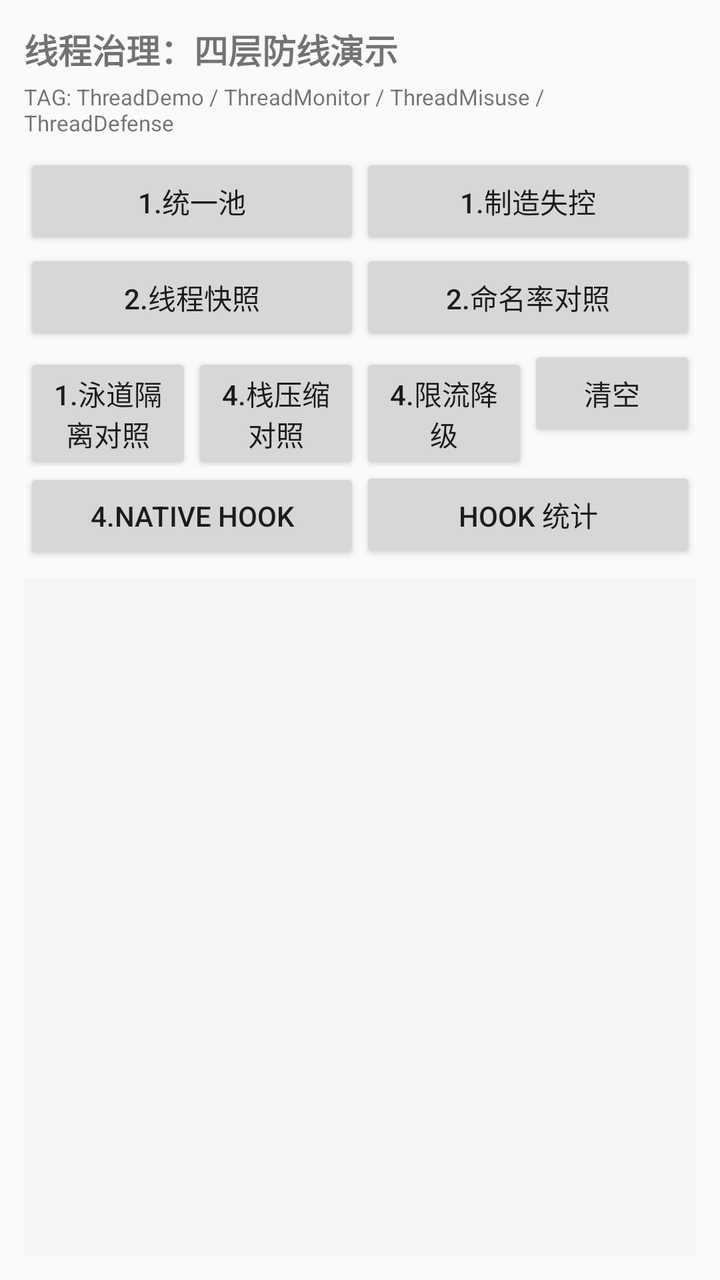
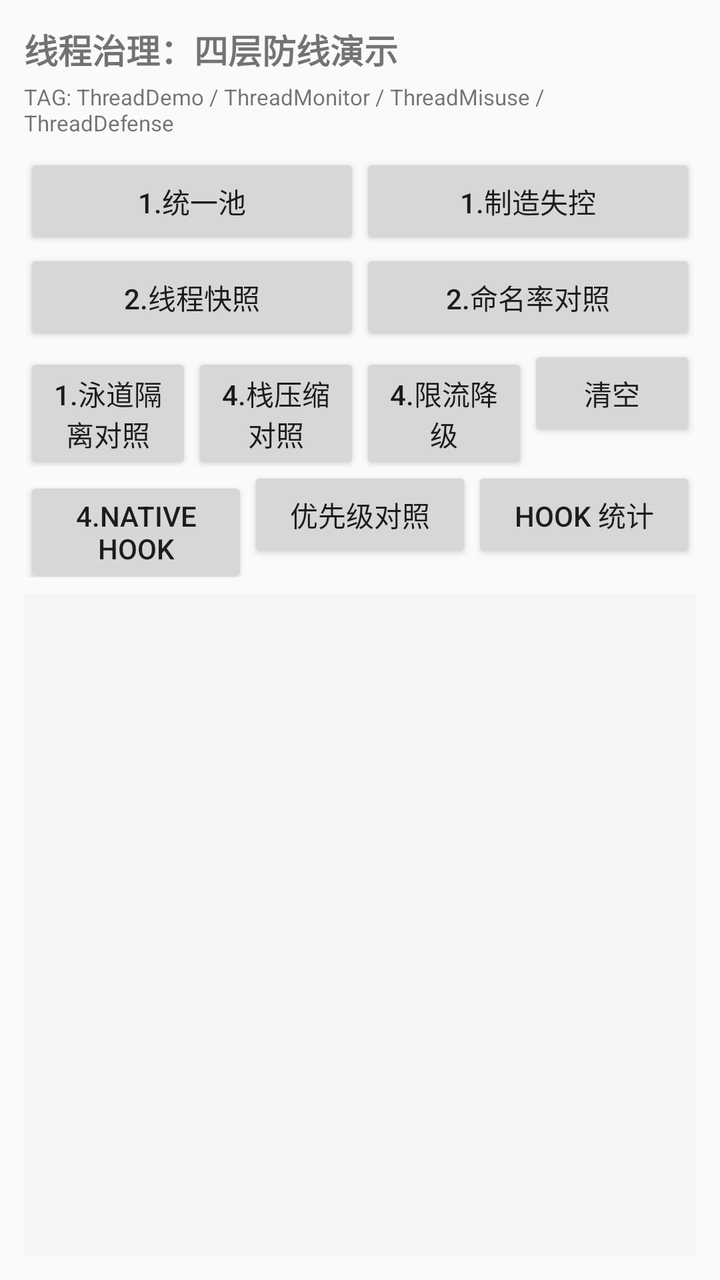

Screens rendered from an Android XML layout before and after an edit, with the pre-edit source and the edit as a unified diff.
<!-- AndroidManifest.xml: activity theme Theme.MyApplication.AppCompat -->
<!-- res/layout/activity_thread_governance.xml -->
<?xml version="1.0" encoding="utf-8"?>
<LinearLayout xmlns:android="http://schemas.android.com/apk/res/android"
    android:layout_width="match_parent"
    android:layout_height="match_parent"
    android:orientation="vertical"
    android:padding="12dp">

    <TextView
        android:layout_width="match_parent"
        android:layout_height="wrap_content"
        android:text="线程治理：四层防线演示"
        android:textSize="17sp"
        android:textStyle="bold" />

    <TextView
        android:layout_width="match_parent"
        android:layout_height="wrap_content"
        android:layout_marginTop="4dp"
        android:text="TAG: ThreadDemo / ThreadMonitor / ThreadMisuse / ThreadDefense"
        android:textSize="11sp" />

    <LinearLayout
        android:layout_width="match_parent"
        android:layout_height="wrap_content"
        android:layout_marginTop="8dp"
        android:orientation="horizontal">

        <Button
            android:id="@+id/btn_step1_pools"
            android:layout_width="0dp"
            android:layout_height="wrap_content"
            android:layout_weight="1"
            android:text="1.统一池" />

        <Button
            android:id="@+id/btn_step1_misuse"
            android:layout_width="0dp"
            android:layout_height="wrap_content"
            android:layout_weight="1"
            android:text="1.制造失控" />
    </LinearLayout>

    <LinearLayout
        android:layout_width="match_parent"
        android:layout_height="wrap_content"
        android:orientation="horizontal">

        <Button
            android:id="@+id/btn_step2_snapshot"
            android:layout_width="0dp"
            android:layout_height="wrap_content"
            android:layout_weight="1"
            android:text="2.线程快照" />

        <Button
            android:id="@+id/btn_step2_compare"
            android:layout_width="0dp"
            android:layout_height="wrap_content"
            android:layout_weight="1"
            android:text="2.命名率对照" />
    </LinearLayout>

    <LinearLayout
        android:layout_width="match_parent"
        android:layout_height="wrap_content"
        android:orientation="horizontal">

        <Button
            android:id="@+id/btn_lane_isolation"
            android:layout_width="0dp"
            android:layout_height="wrap_content"
            android:layout_weight="1"
            android:text="1.泳道隔离对照" />

        <Button
            android:id="@+id/btn_step4_stack"
            android:layout_width="0dp"
            android:layout_height="wrap_content"
            android:layout_weight="1"
            android:text="4.栈压缩对照" />

        <Button
            android:id="@+id/btn_step4_limit"
            android:layout_width="0dp"
            android:layout_height="wrap_content"
            android:layout_weight="1"
            android:text="4.限流降级" />

        <Button
            android:id="@+id/btn_clear"
            android:layout_width="0dp"
            android:layout_height="wrap_content"
            android:layout_weight="1"
            android:text="清空" />
    </LinearLayout>

    <LinearLayout
        android:layout_width="match_parent"
        android:layout_height="wrap_content"
        android:orientation="horizontal">

        <Button
            android:id="@+id/btn_step4_hook"
            android:layout_width="0dp"
            android:layout_height="wrap_content"
            android:layout_weight="1"
            android:text="4.Native Hook" />

        <Button
            android:id="@+id/btn_native_count"
            android:layout_width="0dp"
            android:layout_height="wrap_content"
            android:layout_weight="1"
            android:text="Hook 统计" />
    </LinearLayout>

    <ScrollView
        android:layout_width="match_parent"
        android:layout_height="0dp"
        android:layout_marginTop="8dp"
        android:layout_weight="1"
        android:background="#F5F5F5">

        <TextView
            android:id="@+id/tv_output"
            android:layout_width="match_parent"
            android:layout_height="wrap_content"
            android:fontFamily="monospace"
            android:padding="8dp"
            android:textSize="11sp" />
    </ScrollView>

</LinearLayout>
<!-- resources referenced by this layout -->
<resources>
  <style name="Theme.MyApplication.AppCompat" parent="Theme.AppCompat.Light.NoActionBar" />
</resources>

<!-- the commit's change to res/layout/activity_thread_governance.xml (unified diff, before → after) -->
@@ -107,6 +107,13 @@
             android:text="4.Native Hook" />
 
         <Button
+            android:id="@+id/btn_priority_diag"
+            android:layout_width="0dp"
+            android:layout_height="wrap_content"
+            android:layout_weight="1"
+            android:text="优先级对照" />
+
+        <Button
             android:id="@+id/btn_native_count"
             android:layout_width="0dp"
             android:layout_height="wrap_content"
